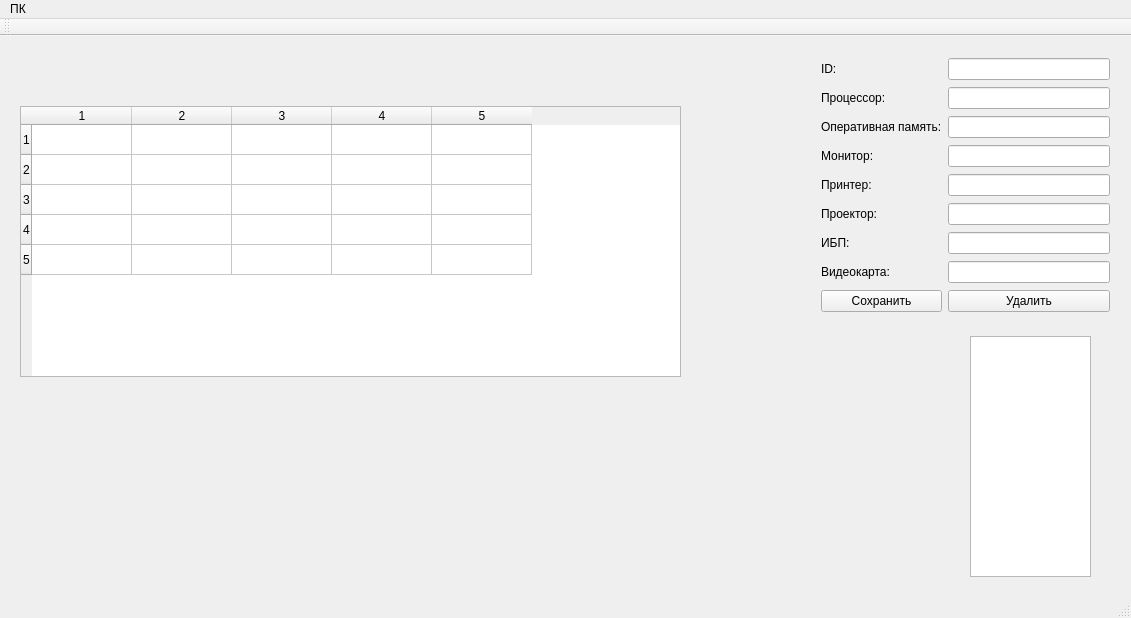
First picture: the form in mainwindow.ui, repository chalexyur/sadb, before the edit.
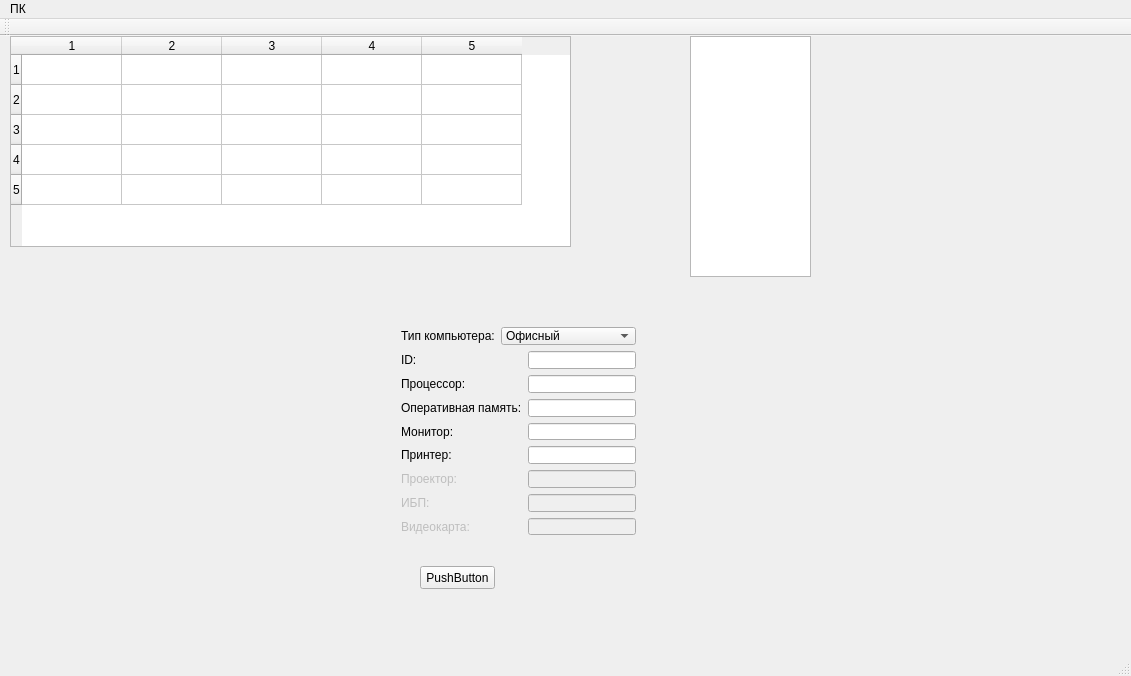
Second picture: the form after the edit. Icons and pictures are not drawn.

What changed in the file:
```diff
--- a/mainwindow.ui
+++ b/mainwindow.ui
@@ -7,7 +7,7 @@
     <x>0</x>
     <y>0</y>
     <width>1131</width>
-    <height>618</height>
+    <height>676</height>
    </rect>
   </property>
   <property name="windowTitle">
@@ -24,26 +24,116 @@
    <widget class="QTreeView" name="treeView">
     <property name="geometry">
      <rect>
-      <x>970</x>
-      <y>300</y>
+      <x>690</x>
+      <y>0</y>
       <width>121</width>
       <height>241</height>
      </rect>
     </property>
    </widget>
-   <widget class="QWidget" name="layoutWidget">
+   <widget class="QTableWidget" name="table">
     <property name="geometry">
      <rect>
-      <x>810</x>
-      <y>10</y>
-      <width>311</width>
-      <height>280</height>
+      <x>10</x>
+      <y>0</y>
+      <width>561</width>
+      <height>211</height>
+     </rect>
+    </property>
+    <property name="rowCount">
+     <number>5</number>
+    </property>
+    <property name="columnCount">
+     <number>5</number>
+    </property>
+    <row/>
+    <row/>
+    <row/>
+    <row/>
+    <row/>
+    <column/>
+    <column/>
+    <column/>
+    <column/>
+    <column/>
+   </widget>
+   <widget class="QPushButton" name="pushButton">
+    <property name="geometry">
+     <rect>
+      <x>420</x>
+      <y>530</y>
+      <width>75</width>
+      <height>23</height>
+     </rect>
+    </property>
+    <property name="text">
+     <string>PushButton</string>
+    </property>
+   </widget>
+   <widget class="QWidget" name="">
+    <property name="geometry">
+     <rect>
+      <x>390</x>
+      <y>280</y>
+      <width>257</width>
+      <height>230</height>
      </rect>
     </property>
     <layout class="QGridLayout" name="gridLayout">
      <item row="0" column="0">
       <widget class="QLabel" name="label">
        <property name="text">
+        <string>Тип компьютера:</string>
+       </property>
+      </widget>
+     </item>
+     <item row="0" column="1" colspan="2">
+      <widget class="QComboBox" name="comboBox">
+       <property name="minimumSize">
+        <size>
+         <width>0</width>
+         <height>0</height>
+        </size>
+       </property>
+       <property name="baseSize">
+        <size>
+         <width>0</width>
+         <height>0</height>
+        </size>
+       </property>
+       <item>
+        <property name="text">
+         <string>Офисный</string>
+        </property>
+       </item>
+       <item>
+        <property name="text">
+         <string>Лекционный</string>
+        </property>
+       </item>
+       <item>
+        <property name="text">
+         <string>Для программирования</string>
+        </property>
+       </item>
+       <item>
+        <property name="text">
+         <string>Для графики</string>
+        </property>
+       </item>
+       <item>
+        <property name="text">
+         <string>Сервер</string>
+        </property>
+       </item>
+      </widget>
+     </item>
+     <item row="1" column="0">
+      <widget class="QLabel" name="label_2">
+       <property name="enabled">
+        <bool>true</bool>
+       </property>
+       <property name="text">
         <string>ID:</string>
        </property>
        <property name="buddy">
@@ -51,151 +141,137 @@
        </property>
       </widget>
      </item>
-     <item row="0" column="1" colspan="2">
+     <item row="1" column="2">
       <widget class="QLineEdit" name="lineEditId">
+       <property name="enabled">
+        <bool>true</bool>
+       </property>
        <property name="readOnly">
         <bool>true</bool>
        </property>
       </widget>
      </item>
-     <item row="1" column="0">
-      <widget class="QLabel" name="label_2">
-       <property name="text">
-        <string>Процессор:</string>
-       </property>
-       <property name="buddy">
-        <cstring>ui-&gt;lineEditCpu</cstring>
-       </property>
-      </widget>
-     </item>
-     <item row="1" column="1" colspan="2">
-      <widget class="QLineEdit" name="lineEditCpu"/>
-     </item>
      <item row="2" column="0">
       <widget class="QLabel" name="label_3">
+       <property name="enabled">
+        <bool>true</bool>
+       </property>
        <property name="text">
-        <string>Оперативная память:</string>
+        <string>Процессор:</string>
        </property>
       </widget>
      </item>
-     <item row="2" column="1" colspan="2">
-      <widget class="QLineEdit" name="lineEditRam"/>
+     <item row="2" column="2">
+      <widget class="QLineEdit" name="lineEditCpu">
+       <property name="enabled">
+        <bool>true</bool>
+       </property>
+      </widget>
      </item>
-     <item row="3" column="0">
+     <item row="3" column="0" colspan="2">
       <widget class="QLabel" name="label_4">
+       <property name="enabled">
+        <bool>true</bool>
+       </property>
        <property name="text">
-        <string>Монитор:</string>
+        <string>Оперативная память:</string>
        </property>
       </widget>
      </item>
-     <item row="3" column="1" colspan="2">
-      <widget class="QLineEdit" name="lineEditDisplay"/>
+     <item row="3" column="2">
+      <widget class="QLineEdit" name="lineEditRam">
+       <property name="enabled">
+        <bool>true</bool>
+       </property>
+      </widget>
      </item>
      <item row="4" column="0">
       <widget class="QLabel" name="label_5">
+       <property name="enabled">
+        <bool>true</bool>
+       </property>
        <property name="text">
-        <string>Принтер:</string>
+        <string>Монитор:</string>
        </property>
       </widget>
      </item>
-     <item row="4" column="1" colspan="2">
-      <widget class="QLineEdit" name="lineEditPrinter"/>
+     <item row="4" column="2">
+      <widget class="QLineEdit" name="lineEditDisplay">
+       <property name="enabled">
+        <bool>true</bool>
+       </property>
+      </widget>
      </item>
      <item row="5" column="0">
       <widget class="QLabel" name="label_6">
+       <property name="enabled">
+        <bool>true</bool>
+       </property>
        <property name="text">
-        <string>Проектор:</string>
+        <string>Принтер:</string>
        </property>
       </widget>
      </item>
-     <item row="5" column="1" colspan="2">
-      <widget class="QLineEdit" name="lineEditProjector"/>
+     <item row="5" column="2">
+      <widget class="QLineEdit" name="lineEditPrinter">
+       <property name="enabled">
+        <bool>true</bool>
+       </property>
+      </widget>
      </item>
      <item row="6" column="0">
       <widget class="QLabel" name="label_7">
+       <property name="enabled">
+        <bool>false</bool>
+       </property>
        <property name="text">
-        <string>ИБП:</string>
+        <string>Проектор:</string>
        </property>
       </widget>
      </item>
-     <item row="6" column="1" colspan="2">
-      <widget class="QLineEdit" name="lineEditUps"/>
+     <item row="6" column="2">
+      <widget class="QLineEdit" name="lineEditProjector">
+       <property name="enabled">
+        <bool>false</bool>
+       </property>
+      </widget>
      </item>
      <item row="7" column="0">
       <widget class="QLabel" name="label_8">
+       <property name="enabled">
+        <bool>false</bool>
+       </property>
        <property name="text">
-        <string>Видеокарта:</string>
+        <string>ИБП:</string>
        </property>
       </widget>
      </item>
-     <item row="7" column="1" colspan="2">
-      <widget class="QLineEdit" name="lineEditGpu"/>
+     <item row="7" column="2">
+      <widget class="QLineEdit" name="lineEditUps">
+       <property name="enabled">
+        <bool>false</bool>
+       </property>
+      </widget>
      </item>
      <item row="8" column="0">
-      <widget class="QPushButton" name="pushButtonSave">
-       <property name="text">
-        <string>Сохранить</string>
-       </property>
-       <property name="icon">
-        <iconset resource="recources.qrc">
-         <normaloff>:/new/prefix1/table_save.png</normaloff>:/new/prefix1/table_save.png</iconset>
-       </property>
-       <property name="iconSize">
-        <size>
-         <width>24</width>
-         <height>24</height>
-        </size>
-       </property>
-       <property name="flat">
+      <widget class="QLabel" name="label_17">
+       <property name="enabled">
         <bool>false</bool>
        </property>
+       <property name="text">
+        <string>Видеокарта:</string>
+       </property>
       </widget>
      </item>
-     <item row="8" column="1" colspan="2">
-      <widget class="QPushButton" name="pushButtonDelete">
-       <property name="text">
-        <string>Удалить</string>
-       </property>
-       <property name="icon">
-        <iconset resource="recources.qrc">
-         <normaloff>:/new/prefix1/table_delete.png</normaloff>:/new/prefix1/table_delete.png</iconset>
-       </property>
-       <property name="iconSize">
-        <size>
-         <width>24</width>
-         <height>24</height>
-        </size>
+     <item row="8" column="2">
+      <widget class="QLineEdit" name="lineEditGpu">
+       <property name="enabled">
+        <bool>false</bool>
        </property>
       </widget>
      </item>
     </layout>
    </widget>
-   <widget class="QTableWidget" name="table">
-    <property name="geometry">
-     <rect>
-      <x>20</x>
-      <y>70</y>
-      <width>661</width>
-      <height>271</height>
-     </rect>
-    </property>
-    <property name="rowCount">
-     <number>5</number>
-    </property>
-    <property name="columnCount">
-     <number>5</number>
-    </property>
-    <row/>
-    <row/>
-    <row/>
-    <row/>
-    <row/>
-    <column/>
-    <column/>
-    <column/>
-    <column/>
-    <column/>
-   </widget>
   </widget>
   <widget class="QMenuBar" name="menuBar">
    <property name="geometry">
```
Left out of the diff: 5 changed lines with no effect on the pictures.
